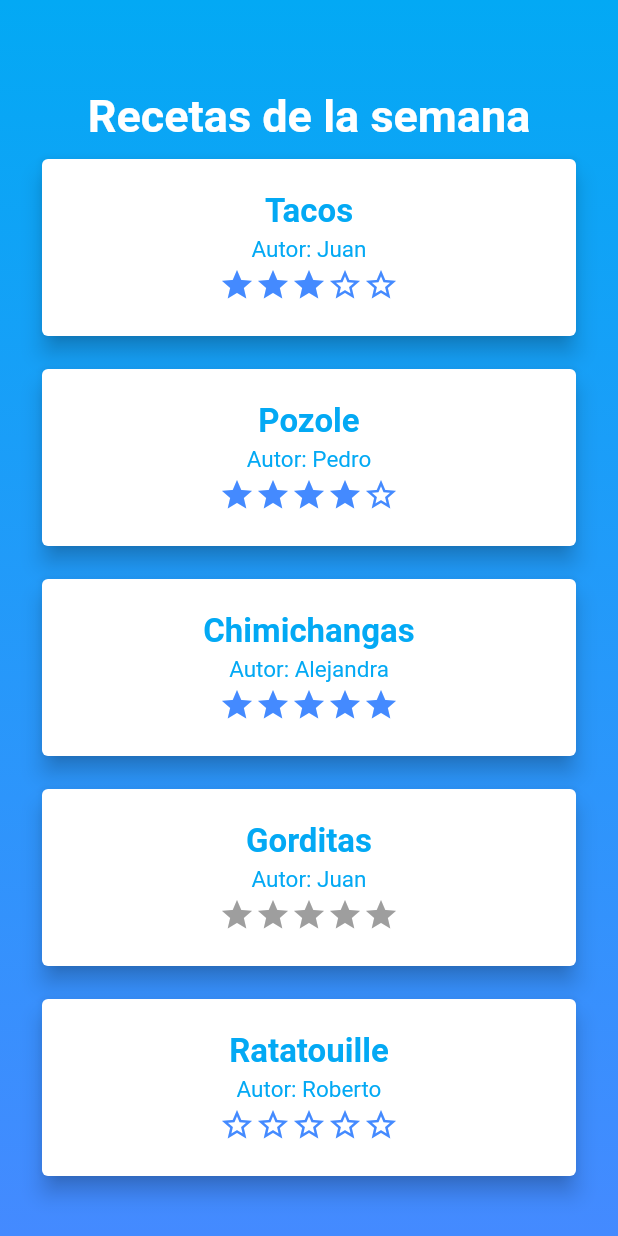
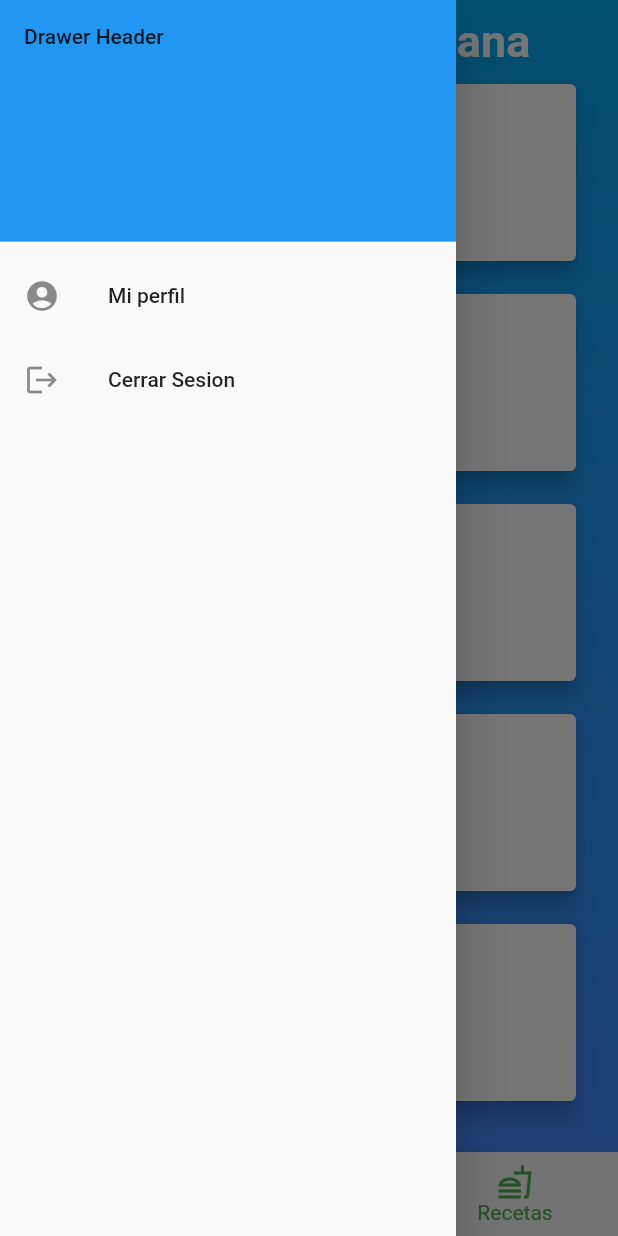
Before and after one commit to Haro1610/Proyecto-PAM-Vegan, a Flutter app: the screen it shows after launch, item 3 of the bottom bar chosen, with the side drawer open (before the commit the screen has no drawer), on a phone screen of 412 x 824 dp. Run offline on Flutter 3.47's test engine with Material 2 defaults, Android fonts, the phone set to English and light mode, and no system bars; our stand-ins replace flutter_bloc, google_maps_flutter; network calls fail.

Commit message:
Se elimino la appbar para mayor espacio y se coloco un drawer con los mismos recursos.

```diff
--- a/lib/principal/principal.dart
+++ b/lib/principal/principal.dart
@@ -19,23 +19,23 @@ class _PrincipalState extends State<Principal> {
   final _pagesNameList = ["Inicio", "Restaurantes", "Recetas", "Recetas esp"];
   final _pagesList = [
     Center(child: Text("Inicio")),
-    Center(child: Text("Restaurantes")),
-    Center(child: Text("Recetas")),
+    MapSample(),
+    Recetas(),
     Center(child: Text("Recetas esp"))
   ];
 
   @override
   Widget build(BuildContext context) {
     return Scaffold(
-        appBar: AppBar(
-          title: Text("Inicio"),
+      /*      appBar: AppBar(
+        title: const Text("Inicio"),
         actions: <Widget>[
           Row(
             children: [
               IconButton(
                 onPressed: () {
-                    Navigator.of(context).push(
-                        MaterialPageRoute(builder: (context) => Perfil()));
+                  Navigator.of(context)
+                      .push(MaterialPageRoute(builder: (context) => Perfil()));
                 },
                 icon: Icon(Icons.account_circle_rounded),
               ),
@@ -51,45 +51,80 @@ class _PrincipalState extends State<Principal> {
         ],
         flexibleSpace: Container(
           height: 120,
-              decoration: BoxDecoration(
-                  gradient: LinearGradient(colors: [
-                Colors.green,
-                Color.fromARGB(255, 152, 202, 36)
-              ]))),
+          decoration: const BoxDecoration(
+            gradient: LinearGradient(
+              colors: [Colors.green, Color.fromARGB(255, 152, 202, 36)],
             ),
-        body: Stack(
+          ),
+        ),
+      ), */
+      /*body:  Stack(
         children: [
           Card(
-              child: Column(mainAxisSize: MainAxisSize.max, children: [
-                AspectRatio(
+            child: AspectRatio(
               aspectRatio: 16 / 9,
               child: Image.network(
                 "https://cdn.kiwilimon.com/recetaimagen/27982/th5-640x640-27850.jpg",
                 fit: BoxFit.cover,
               ),
             ),
-              ]),
           ),
-            IndexedStack(
+        ],
+      ), */
+      drawer: Drawer(
+        // Add a ListView to the drawer. This ensures the user can scroll
+        // through the options in the drawer if there isn't enough vertical
+        // space to fit everything.
+        child: ListView(
+          // Important: Remove any padding from the ListView.
+          padding: EdgeInsets.zero,
+          children: [
+            const DrawerHeader(
+              decoration: BoxDecoration(
+                color: Colors.blue,
+              ),
+              child: Text('Drawer Header'),
+            ),
+            ListTile(
+              leading: const Icon(Icons.account_circle_rounded),
+              title: Text("Mi perfil"),
+              onTap: () {
+                Navigator.of(context)
+                    .push(MaterialPageRoute(builder: (context) => Perfil()));
+              },
+            ),
+
+            ListTile(
+              leading: const Icon(Icons.logout),
+              title: Text("Cerrar Sesion"),
+              onTap: () {
+                Navigator.of(context)
+                    .push(MaterialPageRoute(builder: (context) => Login()));
+              },
+            ),
+
+            // Update the state of the app.
+            // ...
+          ],
+        ),
+      ),
+      body: IndexedStack(
         index: _currentPageIndex,
         children: _pagesList,
-            ),
-          ],
       ),
       bottomNavigationBar: BottomNavigationBar(
         type: BottomNavigationBarType.fixed,
         currentIndex: _currentPageIndex,
         onTap: (index) {
-            setState(() {
+          setState(
+            () {
               _currentPageIndex = index;
-              if (_currentPageIndex == 2) {
-                Navigator.of(context)
-                    .push(MaterialPageRoute(builder: (context) => Recetas()));
-              } else if (_currentPageIndex == 1) {
+              if (_currentPageIndex == 1) {
                 Navigator.of(context)
                     .push(MaterialPageRoute(builder: (context) => MapSample()));
               }
-            });
+            },
+          );
           // Respond to item press.
         },
         items: [
@@ -106,6 +141,7 @@ class _PrincipalState extends State<Principal> {
             icon: Icon(Icons.fastfood_outlined),
           ),
         ],
-        ));
+      ),
+    );
   }
 }
--- a/lib/recetas/recetas.dart
+++ b/lib/recetas/recetas.dart
@@ -70,7 +70,97 @@ class Platillo extends StatelessWidget {
 class Recetas extends StatelessWidget {
   @override
   Widget build(BuildContext context) {
-    return Scaffold(
+    return Container(
+      decoration: const BoxDecoration(
+        gradient: LinearGradient(
+          begin: Alignment.topCenter,
+          end: Alignment.bottomCenter,
+          colors: [Colors.lightBlue, Colors.blueAccent],
+        ),
+      ),
+      child: Column(
+        crossAxisAlignment: CrossAxisAlignment.center,
+        mainAxisAlignment: MainAxisAlignment.start,
+        children: [
+          const SizedBox(
+            height: 10.0,
+          ),
+          const Text(
+            "Recetas de la semana",
+            style: TextStyle(
+              fontSize: 30.0,
+              color: Colors.white,
+              fontWeight: FontWeight.bold,
+            ),
+          ),
+          Expanded(
+            child: Container(
+              height: 700,
+              child: ListView(
+                scrollDirection: Axis.vertical,
+                children: [
+                  Platillo(3, "Tacos", "Juan"),
+                  Platillo(4, "Pozole", "Pedro"),
+                  Platillo(5, "Chimichangas", "Alejandra"),
+                  Platillo(6, "Gorditas", "Juan"),
+                  Platillo(0, "Ratatouille", "Roberto"),
+                ],
+              ),
+            ),
+          ),
+        ],
+      ),
+    );
+    /*  return Expanded(
+      child: Container(
+        decoration: const BoxDecoration(
+            gradient: LinearGradient(
+                begin: Alignment.topCenter,
+                end: Alignment.bottomCenter,
+                colors: [Colors.lightBlue, Colors.blueAccent])),
+        //height: MediaQuery.of(context).size.height,
+        child: Container(
+          margin: EdgeInsets.only(top: 50.0),
+          width: double.infinity,
+          child: Center(
+            child: Column(
+              crossAxisAlignment: CrossAxisAlignment.center,
+              mainAxisAlignment: MainAxisAlignment.start,
+              children: [
+                SizedBox(
+                  height: 10.0,
+                ),
+                Text(
+                  "Recetas de la semana",
+                  style: TextStyle(
+                    fontSize: 30.0,
+                    color: Colors.white,
+                    fontWeight: FontWeight.bold,
+                  ),
+                ),
+                Expanded(
+                  child: Container(
+                    height: 700,
+                    child: ListView(
+                      scrollDirection: Axis.vertical,
+                      children: [
+                        Platillo(3, "Tacos", "Juan"),
+                        Platillo(4, "Pozole", "Pedro"),
+                        Platillo(5, "Chimichangas", "Alejandra"),
+                        Platillo(6, "Gorditas", "Juan"),
+                        Platillo(0, "Ratatouille", "Roberto"),
+                      ],
+                    ),
+                  ),
+                ),
+              ],
+            ),
+          ),
+        ),
+      ),
+    ); */
+
+    /*    return Scaffold(
       body: Column(
         children: [
           Container(
@@ -121,7 +211,7 @@ class Recetas extends StatelessWidget {
           ),
         ],
       ),
-    );
+    ); */
   }
 }
 
--- a/lib/restaurantes/restaurantes.dart
+++ b/lib/restaurantes/restaurantes.dart
@@ -18,14 +18,12 @@ class MapSampleState extends State<MapSample> {
 
   @override
   Widget build(BuildContext context) {
-    return new Scaffold(
-      body: GoogleMap(
-        mapType: MapType.hybrid,
-        initialCameraPosition: _kGooglePlex,
-        onMapCreated: (GoogleMapController controller) {
-          _controller.complete(controller);
-        },
-      ),
+    return GoogleMap(
+      mapType: MapType.hybrid,
+      initialCameraPosition: _kGooglePlex,
+      onMapCreated: (GoogleMapController controller) {
+        _controller.complete(controller);
+      },
     );
   }
 }
```
Lines whose indentation alone changed are shown as unchanged.
